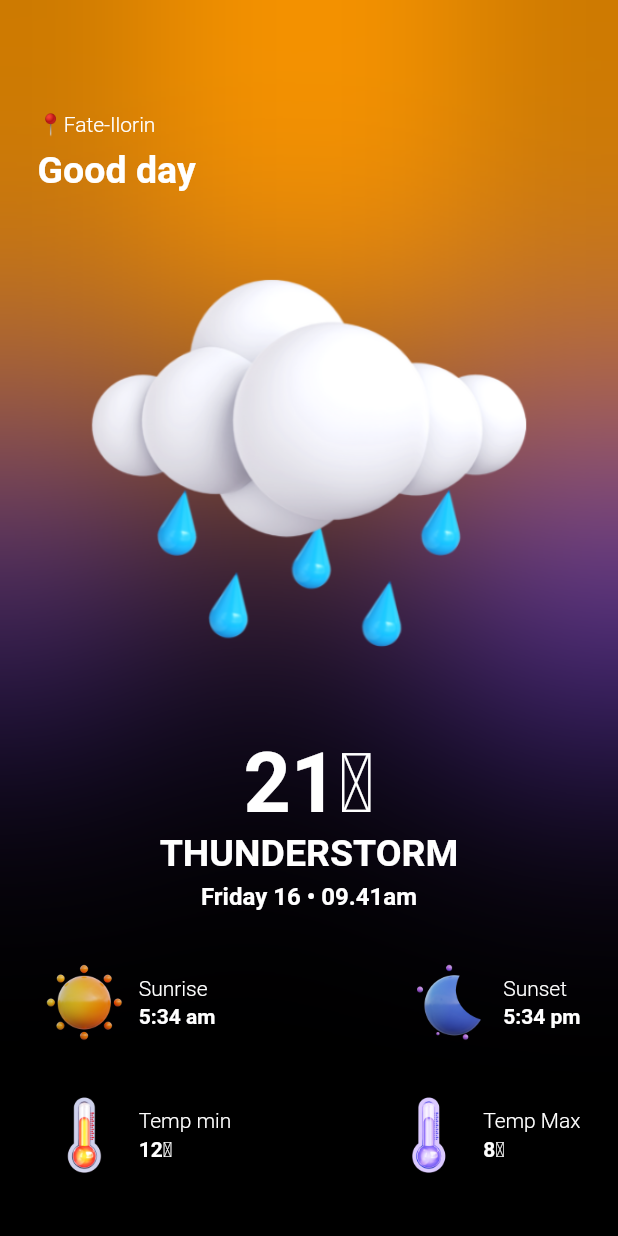
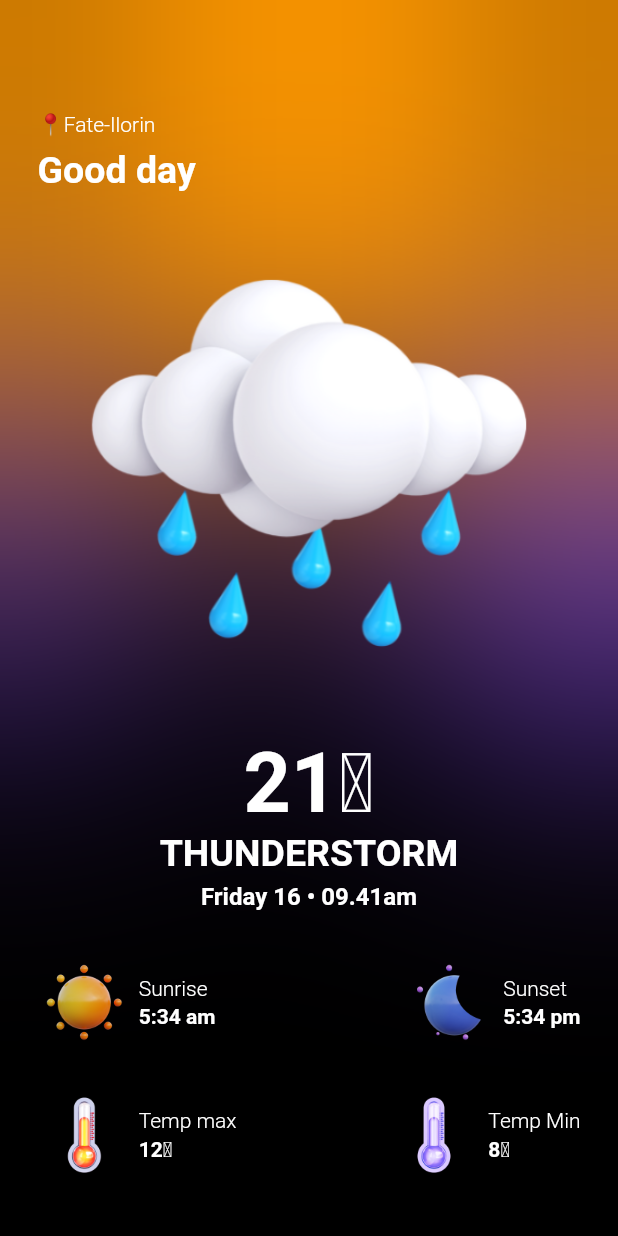
Before and after one commit to Tosin2289/Weather-app, a Flutter app: the screen it shows after launch, after a tap on "Search", on a phone screen of 412 x 824 dp. Run offline on Flutter 3.47's test engine with Material 2 defaults, Android fonts, the phone set to English and light mode, and no system bars; our stand-ins replace flutter_animate, geocoding, geolocator, get, weather; network calls fail.

Commit message:
weather functionalities

```diff
--- a/lib/main.dart
+++ b/lib/main.dart
@@ -18,7 +18,7 @@ class MyApp extends StatelessWidget {
       title: 'Weather app',
       debugShowCheckedModeBanner: false,
       theme: ThemeData(
-        primarySwatch: Colors.blue,
+        primarySwatch: Colors.deepPurple,
       ),
       home: SearchPage(),
     );
--- a/lib/pages/search_page.dart
+++ b/lib/pages/search_page.dart
@@ -119,7 +119,7 @@ class SearchPage extends StatelessWidget {
                               "Weather in your city",
                               style: TextStyle(
                                   fontSize: 30,
-                                  color: Colors.white70.withOpacity(0.4),
+                                  color: Colors.white.withOpacity(0.7),
                                   fontWeight: FontWeight.w600),
                             ),
                             Padding(
--- a/lib/pages/weather_Page.dart
+++ b/lib/pages/weather_Page.dart
@@ -1,10 +1,12 @@
 import 'dart:ui';
 import 'package:flutter/material.dart';
 import 'package:flutter/services.dart';
+import 'package:get/get.dart';
 import 'package:weather_app/models/weather_model.dart';
 import 'package:weather_app/services/weather_service.dart';
 import 'package:weather_app/utils/weather_tile_2.dart';
 
+import '../controllers/weather_contoller.dart';
 import '../utils/weather_tile_1.dart';
 
 class HomePage extends StatefulWidget {
@@ -16,50 +18,11 @@ class HomePage extends StatefulWidget {
 }
 
 class _HomePageState extends State<HomePage> {
-  // final weatherservice = WeatherService();
-  // Weather? _weather;
-  // fetchWeather(city) async {
-  //   String cityName = await weatherservice.getCurrentCity();
-  //   try {
-  //     final weather = await weatherservice.getWeather(city);
-  //     setState(() {
-  //       _weather = weather;
-  //     });
-  //   } catch (e) {
-  //     print(e.toString());
-  //   }
-  // }
-
-  // String getWeatherCondition(String? mainCondition) {
-  //   switch (mainCondition.toString().toLowerCase()) {
-  //     case 'clouds':
-  //       return 'assets/cloud.json';
-  //     case 'mist':
-  //     case 'smoke':
-  //     case 'haze':
-  //     case 'dust':
-  //     case 'fog':
-  //       return 'assets/mist.json';
-  //     case 'rain':
-  //     case 'drizzle':
-  //     case 'shower rain':
-  //     case 'thunderstom':
-  //       return 'assets/rain.json';
-  //     case 'clear':
-  //       return 'assets/sun.json';
-  //     default:
-  //       return 'assets/suncloud.json';
-  //   }
-  // }
-
-  // @override
-  // void initState() {
-  //   super.initState();
-  //   fetchWeather(widget.locations);
-  // }
-
   @override
   Widget build(BuildContext context) {
+    final controllers = Get.put(WeatherController());
+    final location = controllers.getWeather(widget.locations);
+
     return Scaffold(
       backgroundColor: Colors.black,
       extendBodyBehindAppBar: true,
@@ -70,7 +33,11 @@ class _HomePageState extends State<HomePage> {
         systemOverlayStyle:
             const SystemUiOverlayStyle(statusBarBrightness: Brightness.dark),
       ),
-      body: Padding(
+      body: FutureBuilder(
+          future: location,
+          builder: (context, snapshot) {
+            if (snapshot.connectionState == ConnectionState.done) {
+              return Padding(
                 padding: const EdgeInsets.all(25),
                 child: SizedBox(
                   height: MediaQuery.of(context).size.height,
@@ -116,7 +83,8 @@ class _HomePageState extends State<HomePage> {
                               child: Text(
                                 '📍Fate-Ilorin',
                                 style: TextStyle(
-                            color: Colors.white, fontWeight: FontWeight.w300),
+                                    color: Colors.white,
+                                    fontWeight: FontWeight.w300),
                               ),
                             ),
                             const SizedBox(
@@ -190,12 +158,12 @@ class _HomePageState extends State<HomePage> {
                                 WeatherTile2(
                                   image: 'assets/images/hottemp.png',
                                   subtitle: '12℃',
-                          title: 'Temp min',
+                                  title: 'Temp max',
                                 ),
                                 WeatherTile2(
                                   image: 'assets/images/cooltemp.png',
                                   subtitle: '8℃',
-                          title: 'Temp Max',
+                                  title: 'Temp Min',
                                 ),
                               ],
                             ),
@@ -205,7 +173,15 @@ class _HomePageState extends State<HomePage> {
                     ],
                   ),
                 ),
+              );
+            } else {
+              return const Center(
+                child: CircularProgressIndicator.adaptive(
+                  backgroundColor: Colors.deepOrange,
                 ),
               );
             }
+          }),
+    );
   }
+}
--- a/lib/utils/weather_tile_1.dart
+++ b/lib/utils/weather_tile_1.dart
@@ -7,7 +7,8 @@ class WeatherTile1 extends StatelessWidget {
     required this.image,
     required this.title,
   }) : super(key: key);
-  final String image, title, time;
+  final String image, title;
+  final time;
   @override
   Widget build(BuildContext context) {
     return Row(
@@ -30,7 +31,7 @@ class WeatherTile1 extends StatelessWidget {
             const SizedBox(
               height: 3,
             ),
-            Text(time,
+            Text(time.toString(),
                 style: const TextStyle(
                     color: Colors.white, fontWeight: FontWeight.w700)),
           ],
```
Also changed, not shown: lib/controllers/weather_contoller.dart (+65 -17 lines). Lines whose indentation alone changed are shown as unchanged.
